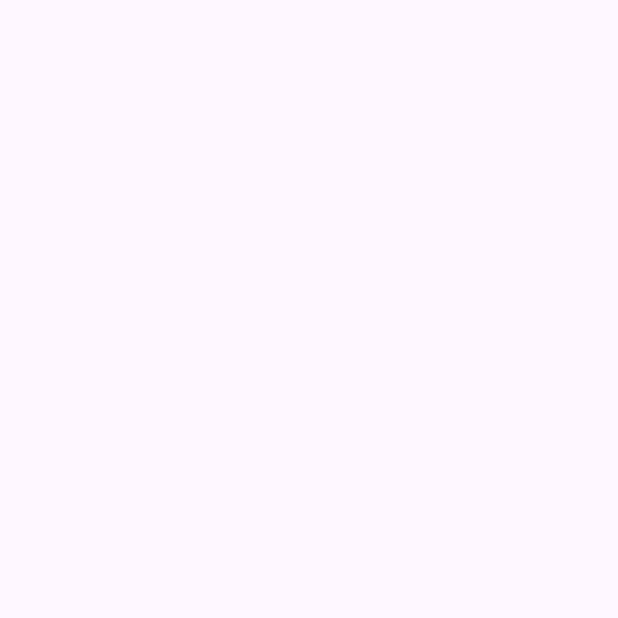
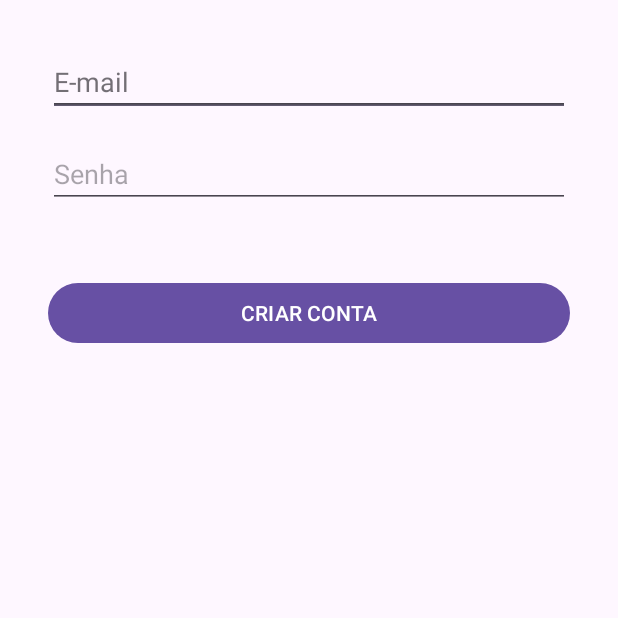
Before and after one commit to f3lip3mp/medicaai-app, an Android app: the CadastroActivity screen opened directly, with no data from a screen before it, on a phone screen of 412 x 824 dp, the top half of it. Before the commit the part shown is empty. Run offline under Robolectric (Android 15) with nearby library versions, the phone set to English and light mode, and no system bars.

Commit message:
feat: dcria pÃagina de cadastro e direciona botao

```diff
--- a/app/build.gradle.kts
+++ b/app/build.gradle.kts
@@ -29,6 +29,9 @@
         sourceCompatibility = JavaVersion.VERSION_1_8
         targetCompatibility = JavaVersion.VERSION_1_8
     }
+    viewBinding {
+        enable = true
+    }
 }
 
 dependencies {
--- a/app/src/main/java/com/example/medicaai_app/LoginActivity.java
+++ b/app/src/main/java/com/example/medicaai_app/LoginActivity.java
@@ -1,6 +1,9 @@
 package com.example.medicaai_app;
 
+import android.content.Intent;
 import android.os.Bundle;
+import android.view.View;
+import android.widget.TextView;
 
 import androidx.activity.EdgeToEdge;
 import androidx.appcompat.app.AppCompatActivity;
@@ -8,17 +11,25 @@
 import androidx.core.view.ViewCompat;
 import androidx.core.view.WindowInsetsCompat;
 
+import com.example.medicaai_app.databinding.ActivityLoginBinding;
+
 public class LoginActivity extends AppCompatActivity {
+
+    private ActivityLoginBinding binding;
 
     @Override
     protected void onCreate(Bundle savedInstanceState) {
         super.onCreate(savedInstanceState);
         EdgeToEdge.enable(this);
-        setContentView(R.layout.activity_login);
+        binding = ActivityLoginBinding.inflate(getLayoutInflater());
+        setContentView(binding.getRoot());
         ViewCompat.setOnApplyWindowInsetsListener(findViewById(R.id.main), (v, insets) -> {
             Insets systemBars = insets.getInsets(WindowInsetsCompat.Type.systemBars());
             v.setPadding(systemBars.left, systemBars.top, systemBars.right, systemBars.bottom);
             return insets;
         });
+        binding.textCadastro.setOnClickListener(v -> {
+            startActivity(new Intent(this, CadastroActivity.class));
+        });
     }
 }
--- a/app/src/main/res/layout/activity_cadastro.xml
+++ b/app/src/main/res/layout/activity_cadastro.xml
@@ -7,4 +7,79 @@
     android:layout_height="match_parent"
     tools:context=".CadastroActivity">
 
+
+    <EditText
+        android:id="@+id/editEmail"
+        android:layout_width="0dp"
+        android:layout_height="wrap_content"
+        android:layout_marginStart="32dp"
+        android:layout_marginTop="32dp"
+        android:layout_marginEnd="32dp"
+        android:ems="10"
+        android:hint="E-mail"
+        android:inputType="textEmailAddress"
+        app:layout_constraintEnd_toEndOf="parent"
+        app:layout_constraintStart_toStartOf="parent"
+        app:layout_constraintTop_toTopOf="parent" />
+
+    <EditText
+        android:id="@+id/editNome"
+        android:layout_width="0dp"
+        android:layout_height="wrap_content"
+        android:layout_marginStart="32dp"
+        android:layout_marginTop="32dp"
+        android:layout_marginEnd="32dp"
+        android:ems="10"
+        android:hint="E-mail"
+        android:inputType="textEmailAddress"
+        app:layout_constraintEnd_toEndOf="parent"
+        app:layout_constraintStart_toStartOf="parent"
+        app:layout_constraintTop_toTopOf="parent" />
+
+    <EditText
+        android:id="@+id/editSenha"
+        android:layout_width="0dp"
+        android:layout_height="wrap_content"
+        android:layout_marginStart="32dp"
+        android:layout_marginTop="16dp"
+        android:layout_marginEnd="32dp"
+        android:ems="10"
+        android:hint="Senha"
+        android:inputType="textPassword"
+        app:layout_constraintEnd_toEndOf="parent"
+        app:layout_constraintStart_toStartOf="parent"
+        app:layout_constraintTop_toBottomOf="@+id/editEmail" />
+
+    <ProgressBar
+        android:id="@+id/progressBar"
+        style="?android:attr/progressBarStyle"
+        android:layout_width="wrap_content"
+        android:layout_height="wrap_content"
+        android:layout_marginTop="16dp"
+        android:visibility="invisible"
+        tools:visibility="visible"
+        app:layout_constraintEnd_toEndOf="parent"
+        app:layout_constraintHorizontal_bias="0.498"
+        app:layout_constraintStart_toStartOf="parent"
+        app:layout_constraintTop_toBottomOf="@+id/btnLogin" />
+
+    <androidx.constraintlayout.widget.Barrier
+        android:id="@+id/barrier"
+        android:layout_width="wrap_content"
+        android:layout_height="wrap_content"
+        app:barrierDirection="top"
+        app:constraint_referenced_ids="editSenha,editEmail" />
+
+    <Button
+        android:id="@+id/btnLogin"
+        android:layout_width="0dp"
+        android:layout_height="wrap_content"
+        android:layout_marginStart="32dp"
+        android:layout_marginTop="46dp"
+        android:layout_marginEnd="32dp"
+        android:text="CRIAR CONTA"
+        app:layout_constraintEnd_toEndOf="parent"
+        app:layout_constraintStart_toStartOf="parent"
+        app:layout_constraintTop_toBottomOf="@+id/editSenha" />
+
 </androidx.constraintlayout.widget.ConstraintLayout>
--- a/app/src/main/res/layout/activity_login.xml
+++ b/app/src/main/res/layout/activity_login.xml
@@ -59,6 +59,8 @@
         android:layout_width="wrap_content"
         android:layout_height="wrap_content"
         android:layout_marginTop="16dp"
+        android:visibility="invisible"
+        tools:visibility="visible"
         app:layout_constraintEnd_toEndOf="parent"
         app:layout_constraintHorizontal_bias="0.498"
         app:layout_constraintStart_toStartOf="parent"
--- a/app/src/main/res/layout/activity_main.xml
+++ b/app/src/main/res/layout/activity_main.xml
@@ -10,7 +10,7 @@
     <TextView
         android:layout_width="wrap_content"
         android:layout_height="wrap_content"
-        android:text="Hello World!"
+        android:text="Conta criada com sucesso!"
         app:layout_constraintBottom_toBottomOf="parent"
         app:layout_constraintEnd_toEndOf="parent"
         app:layout_constraintStart_toStartOf="parent"
```
